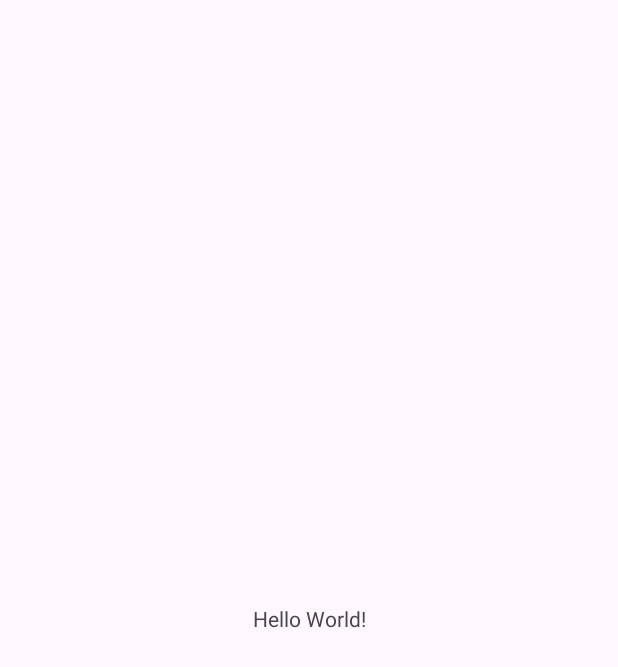
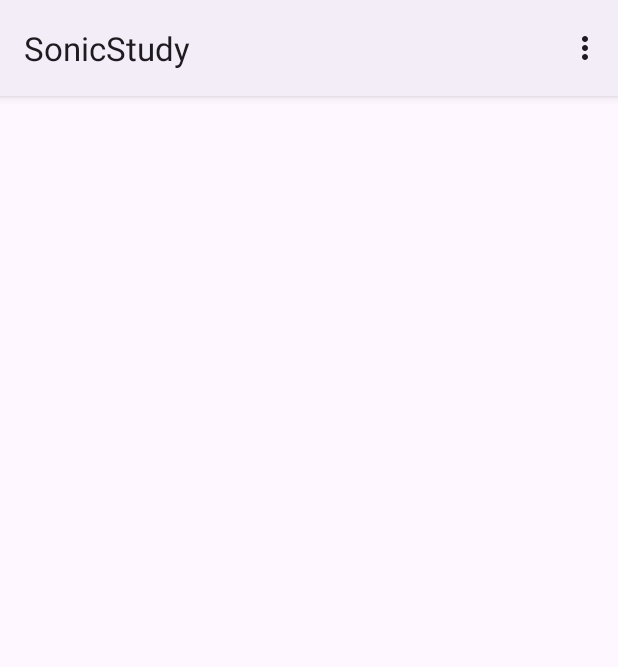
Before and after one commit to ayumahapat0/Sonic_Study, an Android app: the screen it shows after launch (MainActivity), on a phone screen of 412 x 824 dp. Before the commit the part shown is almost empty. Shown: the top 667 px of the screen. Run offline under Robolectric (Android 15) with nearby library versions, the phone set to English and light mode, and no system bars.

Commit message:
added the menu bar

```diff
--- a/app/build.gradle.kts
+++ b/app/build.gradle.kts
@@ -5,7 +5,7 @@ plugins {
 
 android {
     namespace = "com.cs407.sonicstudy"
-    compileSdk = 34
+    compileSdk = 35
 
     defaultConfig {
         applicationId = "com.cs407.sonicstudy"
--- a/app/src/main/java/com/cs407/sonicstudy/MainActivity.kt
+++ b/app/src/main/java/com/cs407/sonicstudy/MainActivity.kt
@@ -1,6 +1,9 @@
 package com.cs407.sonicstudy
 
 import android.os.Bundle
+import android.view.Menu
+import android.view.MenuItem
+import android.widget.Toast
 import androidx.activity.enableEdgeToEdge
 import androidx.appcompat.app.AppCompatActivity
 import androidx.core.view.ViewCompat
@@ -9,12 +12,35 @@ import androidx.core.view.WindowInsetsCompat
 class MainActivity : AppCompatActivity() {
     override fun onCreate(savedInstanceState: Bundle?) {
         super.onCreate(savedInstanceState)
-        enableEdgeToEdge()
+//        enableEdgeToEdge()
         setContentView(R.layout.activity_main)
-        ViewCompat.setOnApplyWindowInsetsListener(findViewById(R.id.main)) { v, insets ->
-            val systemBars = insets.getInsets(WindowInsetsCompat.Type.systemBars())
-            v.setPadding(systemBars.left, systemBars.top, systemBars.right, systemBars.bottom)
-            insets
+//        ViewCompat.setOnApplyWindowInsetsListener(findViewById(R.id.main)) { v, insets ->
+//            val systemBars = insets.getInsets(WindowInsetsCompat.Type.systemBars())
+//            v.setPadding(systemBars.left, systemBars.top, systemBars.right, systemBars.bottom)
+//            insets
+//        }
+    }
+
+    override fun onCreateOptionsMenu(menu: Menu): Boolean {
+        menuInflater.inflate(R.menu.menu, menu)
+        return true
+    }
+
+    override fun onOptionsItemSelected(item: MenuItem): Boolean{
+        return when (item.itemId){
+            R.id.decks -> {
+                Toast.makeText(this, "Decks Selected", Toast.LENGTH_SHORT).show()
+                return true
+            }
+            R.id.settings -> {
+                Toast.makeText(this, "Settings selected", Toast.LENGTH_SHORT).show()
+                return true
+            }
+            R.id.study -> {
+                Toast.makeText(this, "Study selected", Toast.LENGTH_SHORT).show()
+                return true
+            }
+            else -> super.onOptionsItemSelected(item)
         }
     }
 }
--- a/app/src/main/res/layout/activity_main.xml
+++ b/app/src/main/res/layout/activity_main.xml
@@ -7,13 +7,4 @@
     android:layout_height="match_parent"
     tools:context=".MainActivity">
 
-    <TextView
-        android:layout_width="wrap_content"
-        android:layout_height="wrap_content"
-        android:text="Hello World!"
-        app:layout_constraintBottom_toBottomOf="parent"
-        app:layout_constraintEnd_toEndOf="parent"
-        app:layout_constraintStart_toStartOf="parent"
-        app:layout_constraintTop_toTopOf="parent" />
-
 </androidx.constraintlayout.widget.ConstraintLayout>
--- /dev/null
+++ b/app/src/main/res/menu/menu.xml
@@ -0,0 +1,20 @@
+<?xml version="1.0" encoding="utf-8"?>
+<menu xmlns:android="http://schemas.android.com/apk/res/android"
+    xmlns:app="http://schemas.android.com/apk/res-auto">
+
+    <item
+        android:id="@+id/decks"
+        android:title="@string/decks"
+        app:showAsAction="never" />
+
+    <item
+        android:id="@+id/settings"
+        android:title="@string/settings"
+        app:showAsAction="never" />
+
+    <item
+        android:id="@+id/study"
+        android:title="@string/study"
+        app:showAsAction="never" >
+    </item>
+</menu>
--- a/app/src/main/res/values-night/themes.xml
+++ b/app/src/main/res/values-night/themes.xml
@@ -1,6 +1,6 @@
 <resources xmlns:tools="http://schemas.android.com/tools">
     <!-- Base application theme. -->
-    <style name="Base.Theme.SonicStudy" parent="Theme.Material3.DayNight.NoActionBar">
+    <style name="Base.Theme.SonicStudy" parent="Theme.Material3.DayNight">
         <!-- Customize your dark theme here. -->
         <!-- <item name="colorPrimary">@color/my_dark_primary</item> -->
     </style>
--- a/app/src/main/res/values/strings.xml
+++ b/app/src/main/res/values/strings.xml
@@ -1,3 +1,6 @@
 <resources>
     <string name="app_name">SonicStudy</string>
+    <string name="decks">Decks</string>
+    <string name="settings">Settings</string>
+    <string name="study">Study</string>
 </resources>
--- a/app/src/main/res/values/themes.xml
+++ b/app/src/main/res/values/themes.xml
@@ -1,6 +1,6 @@
 <resources xmlns:tools="http://schemas.android.com/tools">
     <!-- Base application theme. -->
-    <style name="Base.Theme.SonicStudy" parent="Theme.Material3.DayNight.NoActionBar">
+    <style name="Base.Theme.SonicStudy" parent="Theme.Material3.DayNight">
         <!-- Customize your light theme here. -->
         <!-- <item name="colorPrimary">@color/my_light_primary</item> -->
     </style>
```
